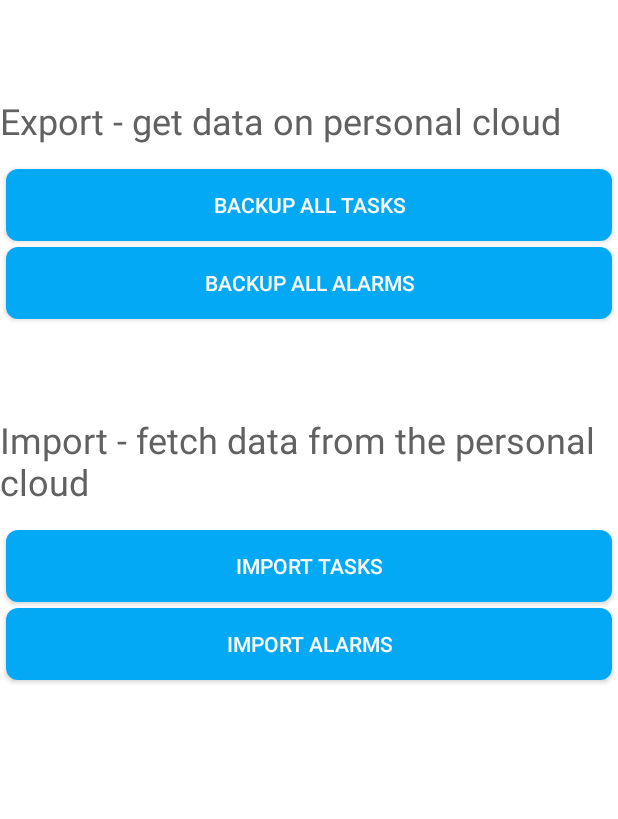
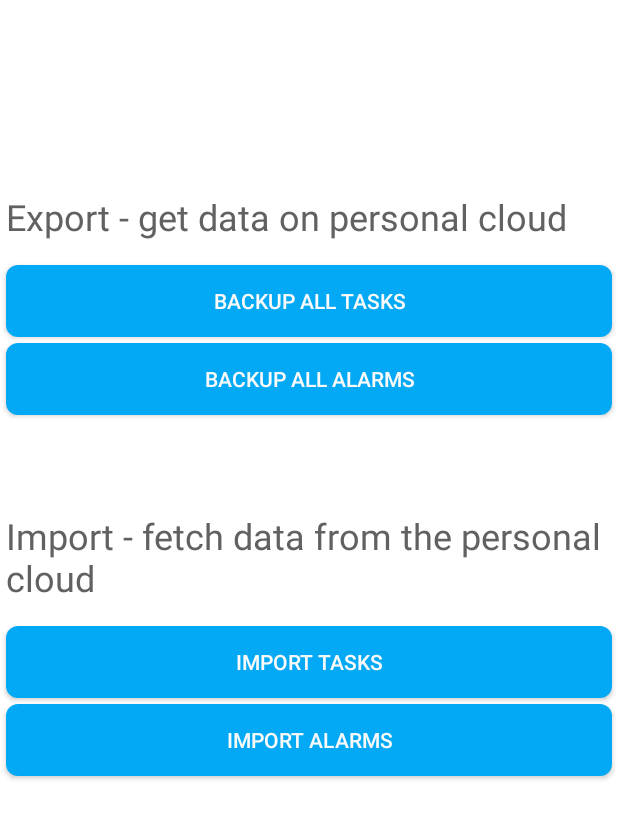
Before and after one commit to AlinBorcea/YourWeek, an Android app: the Backup screen opened directly, with no data from a screen before it, after a tap on "IMPORT TASKS", on a phone screen of 412 x 824 dp. Shown: the top 819 px of the screen. Run offline under Robolectric (Android 15) with nearby library versions, the phone set to English and light mode, and no system bars; our stand-ins replace Firebase (no records; nobody signed in at launch, a user with empty details on screens opened directly).

Commit message:
removed formats settings

```diff
--- a/app/src/main/java/com/apps/a7pl4y3r/yourweek/helpers/RvAlarms.kt
+++ b/app/src/main/java/com/apps/a7pl4y3r/yourweek/helpers/RvAlarms.kt
@@ -25,7 +25,7 @@ class RvAlarms(private val items: ArrayList<Alarm>) : RecyclerView.Adapter<RvAla
     @SuppressLint("SetTextI18n")
     override fun onBindViewHolder(viewHolder: AlarmViewHolder, position: Int) {
         viewHolder.tvContent.text = "${items[position].name}\n\nDate: ${items[position].day} ${getMonthNameById(items[position].month.toInt())} ${items[position].year}\n" +
-                "Time: ${items[position].hour} ${items[position].minute}"
+                "Time: ${items[position].hour}:${items[position].minute}"
     }
 
 
--- a/app/src/main/java/com/apps/a7pl4y3r/yourweek/independent/Backup.kt
+++ b/app/src/main/java/com/apps/a7pl4y3r/yourweek/independent/Backup.kt
@@ -1,6 +1,7 @@
 package com.apps.a7pl4y3r.yourweek.independent
 
 
+import android.content.Context
 import android.database.Cursor
 import android.os.Build
 import android.os.Bundle
@@ -92,6 +93,7 @@ class Backup : AppCompatActivity() {
 
                     }
 
+                    getSharedPreferences(settTaskWasAdded, Context.MODE_PRIVATE).edit().putBoolean(valueSettTaskWasAdded, true).apply()
                     toastMessage(this, "Tasks downloaded!", false)
                 }
                 .addOnFailureListener {
@@ -111,6 +113,7 @@ class Backup : AppCompatActivity() {
                     for (query in it)
                         alarmDb.insertAlarm(query.toObject(Alarm::class.java))
 
+                    if (!it.isEmpty)
                     startAlarms(alarmDb.getAlarms())
 
                     alarmDb.close()
--- a/app/src/main/java/com/apps/a7pl4y3r/yourweek/independent/EditAlarm.kt
+++ b/app/src/main/java/com/apps/a7pl4y3r/yourweek/independent/EditAlarm.kt
@@ -141,7 +141,7 @@ class EditAlarm : AppCompatActivity(), DatePickerDialog.OnDateSetListener, TimeP
 
         etAddAlarm.setText(intent.getStringExtra(nameExtra))
         tvDate.text = ("${calendar.get(Calendar.DAY_OF_MONTH)} ${getMonthNameById(calendar.get(Calendar.MONTH))} ${calendar.get(Calendar.YEAR)}")
-        tvTime.text = ("${calendar.get(Calendar.HOUR_OF_DAY)} ${calendar.get(Calendar.MINUTE)}")
+        tvTime.text = ("${calendar.get(Calendar.HOUR_OF_DAY)}:${calendar.get(Calendar.MINUTE)}")
 
     }
 
--- a/app/src/main/java/com/apps/a7pl4y3r/yourweek/independent/MainActivity.kt
+++ b/app/src/main/java/com/apps/a7pl4y3r/yourweek/independent/MainActivity.kt
@@ -69,6 +69,7 @@ class MainActivity : AppCompatActivity() {
 
 
     override fun onResume() {
+        super.onResume()
 
         var pref = getSharedPreferences(SettChangedTheme, Context.MODE_PRIVATE)
         if (pref.getBoolean(valueSettChangedTheme, false)) {
@@ -89,7 +90,6 @@ class MainActivity : AppCompatActivity() {
 
         }
 
-        super.onResume()
     }
 
 
--- a/app/src/main/res/layout/activity_backup.xml
+++ b/app/src/main/res/layout/activity_backup.xml
@@ -15,8 +15,10 @@
             android:layout_gravity="center_horizontal"
             android:text="Export - get data on personal cloud"
             android:textSize="24sp"
+            android:layout_marginStart="4dp"
+            android:layout_marginEnd="4dp"
             android:textColor="?attr/app_text"
-            android:layout_marginTop="64dp"/>
+            android:layout_marginTop="128dp"/>
 
     <Button
             android:id="@+id/btBackupTasks"
@@ -47,6 +49,8 @@
             android:text="Import - fetch data from the personal cloud"
             android:textColor="?attr/app_text"
             android:textSize="24sp"
+            android:layout_marginStart="4dp"
+            android:layout_marginEnd="4dp"
             android:layout_marginTop="64dp"/>
 
     <Button
--- a/app/src/main/res/layout/activity_settings.xml
+++ b/app/src/main/res/layout/activity_settings.xml
@@ -34,6 +34,7 @@
                 android:layout_marginEnd="4dp"
                 android:background="?attr/app_button"/>
 
+        <!--
         <Button
                 android:id="@+id/btSettingsFormats"
                 android:layout_width="match_parent"
@@ -46,6 +47,8 @@
                 android:layout_marginStart="4dp"
                 android:layout_marginEnd="4dp"
                 android:background="?attr/app_button"/>
+
+        -->
 
         <Button
                 android:id="@+id/btSettingsBackup"
```
Also changed, not shown: app/src/main/java/com/apps/a7pl4y3r/yourweek/independent/Settings.kt (+0 -7 lines).
